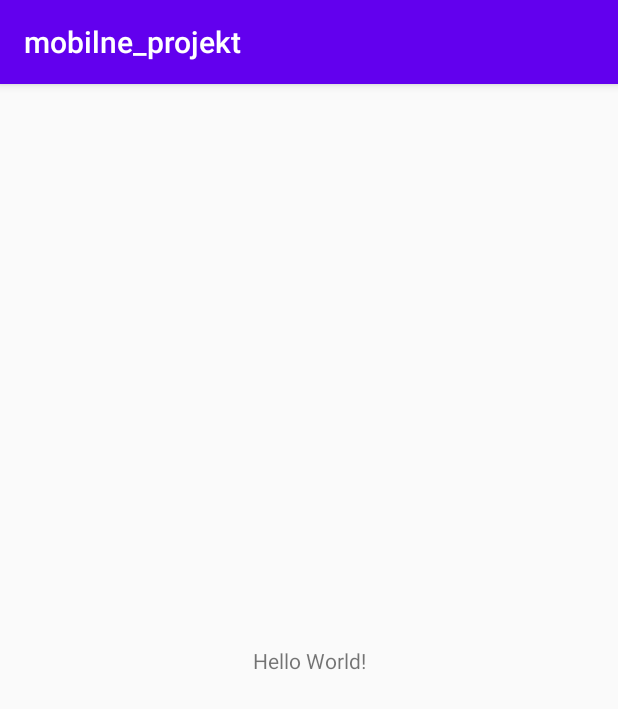
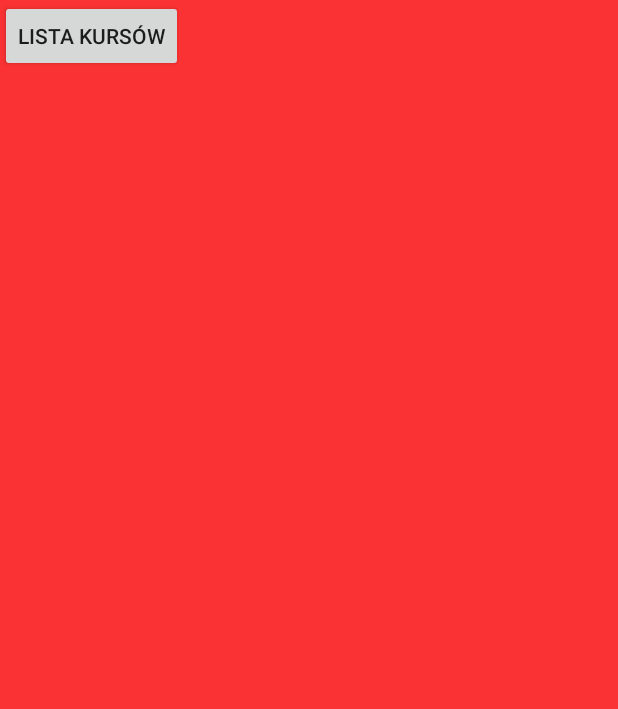
Before and after one commit to masslany/-PAdTM-Langusta, an Android app: the screen it shows after launch (MainActivity), on a phone screen of 412 x 824 dp. Shown: the top 709 px of the screen. Run offline under Robolectric (Android 15) with nearby library versions, the light colour scheme and no system bars.

Commit message:
initial navigation implementation

```diff
--- a/app/build.gradle
+++ b/app/build.gradle
@@ -50,6 +50,7 @@ dependencies {
     implementation "androidx.lifecycle:lifecycle-extensions:2.2.0"
     implementation "androidx.lifecycle:lifecycle-viewmodel-ktx:2.2.0"
     implementation "androidx.room:room-ktx:2.2.5"
+    implementation 'androidx.legacy:legacy-support-v4:1.0.0'
     kapt "androidx.room:room-compiler:2.2.5"
 
     // Gson
--- a/app/src/main/java/com/example/mobilne_projekt/MainActivity.kt
+++ b/app/src/main/java/com/example/mobilne_projekt/MainActivity.kt
@@ -2,6 +2,8 @@ package com.example.mobilne_projekt
 
 import androidx.appcompat.app.AppCompatActivity
 import android.os.Bundle
+import android.view.View
+import androidx.core.view.ViewCompat
 import com.example.mobilne_projekt.data.db.FlashcardsDatabase
 import com.example.mobilne_projekt.data.db.entity.Course
 import com.example.mobilne_projekt.data.db.entity.Word
@@ -13,5 +15,6 @@ class MainActivity : AppCompatActivity() {
     override fun onCreate(savedInstanceState: Bundle?) {
         super.onCreate(savedInstanceState)
         setContentView(R.layout.activity_main)
+
     }
 }
--- /dev/null
+++ b/app/src/main/java/com/example/mobilne_projekt/ui/HomeFragment.kt
@@ -0,0 +1,50 @@
+package com.example.mobilne_projekt.ui
+
+
+import android.os.Bundle
+import androidx.fragment.app.Fragment
+import android.view.LayoutInflater
+import android.view.View
+import android.view.ViewGroup
+import androidx.lifecycle.ViewModelProvider
+import androidx.navigation.NavController
+import androidx.navigation.Navigation
+
+import com.example.mobilne_projekt.R
+import kotlinx.android.synthetic.main.home_fragment.*
+
+class HomeFragment : Fragment(), View.OnClickListener {
+
+    companion object {
+        fun newInstance() = HomeFragment()
+    }
+
+    private lateinit var viewModel: HomeViewModel
+    var navController: NavController? = null
+
+    override fun onCreateView(
+        inflater: LayoutInflater, container: ViewGroup?,
+        savedInstanceState: Bundle?
+    ): View? {
+        return inflater.inflate(R.layout.home_fragment, container, false)
+    }
+
+    override fun onActivityCreated(savedInstanceState: Bundle?) {
+        super.onActivityCreated(savedInstanceState)
+        viewModel = ViewModelProvider(this).get(HomeViewModel::class.java)
+        // TODO: Use the ViewModel
+    }
+
+    override fun onViewCreated(view: View, savedInstanceState: Bundle?) {
+        super.onViewCreated(view, savedInstanceState)
+        navController = Navigation.findNavController(view)
+        courseListButton.setOnClickListener(this)
+    }
+
+    override fun onClick(v: View?) {
+        when(v!!.id) {
+            R.id.courseListButton -> navController!!.navigate(R.id.action_homeFragment_to_courseListFragment)
+        }
+    }
+
+}
--- /dev/null
+++ b/app/src/main/java/com/example/mobilne_projekt/ui/HomeViewModel.kt
@@ -0,0 +1,7 @@
+package com.example.mobilne_projekt.ui
+
+import androidx.lifecycle.ViewModel
+
+class HomeViewModel : ViewModel() {
+    // TODO: Implement the ViewModel
+}
--- a/app/src/main/res/layout/activity_main.xml
+++ b/app/src/main/res/layout/activity_main.xml
@@ -6,13 +6,16 @@
     android:layout_height="match_parent"
     tools:context=".MainActivity">
 
-    <TextView
-        android:layout_width="wrap_content"
-        android:layout_height="wrap_content"
-        android:text="Hello World!"
+    <fragment
+        android:id="@+id/nav_host_fragment"
+        android:name="androidx.navigation.fragment.NavHostFragment"
+        android:layout_width="match_parent"
+        android:layout_height="match_parent"
+        app:defaultNavHost="true"
         app:layout_constraintBottom_toBottomOf="parent"
-        app:layout_constraintLeft_toLeftOf="parent"
-        app:layout_constraintRight_toRightOf="parent"
-        app:layout_constraintTop_toTopOf="parent" />
+        app:layout_constraintEnd_toEndOf="parent"
+        app:layout_constraintStart_toStartOf="parent"
+        app:layout_constraintTop_toTopOf="parent"
+        app:navGraph="@navigation/nav_graph" />
 
 </androidx.constraintlayout.widget.ConstraintLayout>
--- /dev/null
+++ b/app/src/main/res/layout/home_fragment.xml
@@ -0,0 +1,16 @@
+<?xml version="1.0" encoding="utf-8"?>
+<FrameLayout xmlns:android="http://schemas.android.com/apk/res/android"
+    xmlns:tools="http://schemas.android.com/tools"
+    android:layout_width="match_parent"
+    android:layout_height="match_parent"
+    android:background="#fa3233"
+    tools:context=".ui.HomeFragment">
+
+    <Button
+        android:layout_width="wrap_content"
+        android:layout_height="wrap_content"
+        android:text="Lista kursów"
+        android:id="@+id/courseListButton" />
+
+
+</FrameLayout>
--- /dev/null
+++ b/app/src/main/res/navigation/nav_graph.xml
@@ -0,0 +1,43 @@
+<?xml version="1.0" encoding="utf-8"?>
+<navigation xmlns:android="http://schemas.android.com/apk/res/android"
+    xmlns:app="http://schemas.android.com/apk/res-auto"
+    xmlns:tools="http://schemas.android.com/tools"
+    android:id="@+id/nav_graph"
+    app:startDestination="@id/homeFragment">
+
+    <fragment
+        android:id="@+id/homeFragment"
+        android:name="com.example.mobilne_projekt.ui.HomeFragment"
+        android:label="home_fragment"
+        tools:layout="@layout/home_fragment" >
+        <action
+            android:id="@+id/action_homeFragment_to_courseAddFragment"
+            app:destination="@id/courseAddFragment" />
+        <action
+            android:id="@+id/action_homeFragment_to_courseListFragment"
+            app:destination="@id/courseListFragment"
+            app:enterAnim="@android:anim/fade_in"
+            app:exitAnim="@android:anim/fade_out"
+            app:popEnterAnim="@android:anim/fade_in"
+            app:popExitAnim="@android:anim/fade_out" />
+    </fragment>
+    <fragment
+        android:id="@+id/courseAddFragment"
+        android:name="com.example.mobilne_projekt.ui.CourseAddFragment"
+        android:label="course_add_fragment"
+        tools:layout="@layout/course_add_fragment" />
+    <fragment
+        android:id="@+id/courseLearnFragment"
+        android:name="com.example.mobilne_projekt.ui.CourseLearnFragment"
+        android:label="course_learn_fragment"
+        tools:layout="@layout/course_learn_fragment" />
+    <fragment
+        android:id="@+id/courseListFragment"
+        android:name="com.example.mobilne_projekt.ui.CourseListFragment"
+        android:label="course_list_fragment"
+        tools:layout="@layout/course_list_fragment" >
+        <action
+            android:id="@+id/action_courseListFragment_to_courseLearnFragment"
+            app:destination="@id/courseLearnFragment" />
+    </fragment>
+</navigation>
--- a/app/src/main/res/values/styles.xml
+++ b/app/src/main/res/values/styles.xml
@@ -1,7 +1,7 @@
 <resources>
 
     <!-- Base application theme. -->
-    <style name="AppTheme" parent="Theme.AppCompat.Light.DarkActionBar">
+    <style name="AppTheme" parent="Theme.AppCompat.Light.NoActionBar">
         <!-- Customize your theme here. -->
         <item name="colorPrimary">@color/colorPrimary</item>
         <item name="colorPrimaryDark">@color/colorPrimaryDark</item>
```
Also changed, not shown: app/src/main/java/com/example/mobilne_projekt/ui/CourseAddFragment.kt (added, +33 -0 lines), app/src/main/java/com/example/mobilne_projekt/ui/CourseAddViewModel.kt (added, +7 -0 lines), app/src/main/java/com/example/mobilne_projekt/ui/CourseLearnFragment.kt (added, +33 -0 lines), app/src/main/java/com/example/mobilne_projekt/ui/CourseLearnViewModel.kt (added, +7 -0 lines), app/src/main/java/com/example/mobilne_projekt/ui/CourseListFragment.kt (added, +33 -0 lines), app/src/main/java/com/example/mobilne_projekt/ui/CourseListViewModel.kt (added, +7 -0 lines), app/src/main/res/layout/course_add_fragment.xml (added, +14 -0 lines), app/src/main/res/layout/course_learn_fragment.xml (added, +14 -0 lines), app/src/main/res/layout/course_list_fragment.xml (added, +14 -0 lines).
